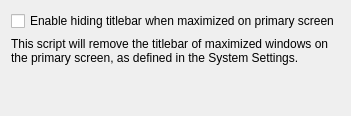
This is contents/ui/config.ui in DimseBoms/hide-titles as Qt 5 draws it before an edit. The edited form follows.
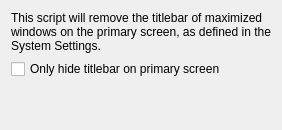
This is the edited form.

Patch:
```diff
--- a/contents/ui/config.ui
+++ b/contents/ui/config.ui
@@ -3,13 +3,6 @@
  <class>Config</class>
  <widget class="QWidget" name="Config">
   <layout class="QVBoxLayout" name="verticalLayout">
-   <item>
-    <widget class="QCheckBox" name="enabled">
-     <property name="text">
-      <string>Enable hiding titlebar when maximized on primary screen</string>
-     </property>
-    </widget>
-   </item>
    <item>
     <widget class="QLabel" name="label">
      <property name="text">
@@ -20,6 +13,13 @@
      </property>
     </widget>
    </item>
+   <item>
+    <widget class="QCheckBox" name="enabled">
+     <property name="text">
+      <string>Only hide titlebar on primary screen</string>
+     </property>
+    </widget>
+   </item>
    <item>
     <spacer name="verticalSpacer">
      <property name="orientation">
```
